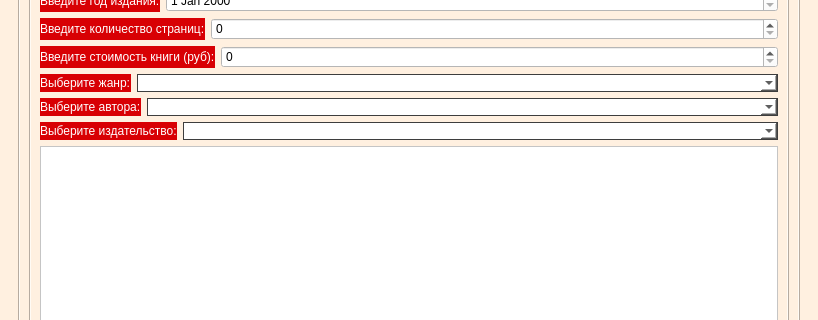
Above: main.ui from ssmlnsk/DiplomBookShop before the change; both pictures show x 0 to 818 and y 230 to 550 of the 818 by 721 pixel window. Below: the same form after it.
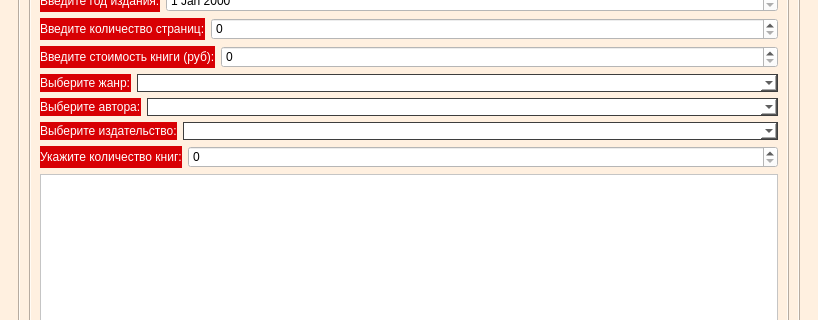
That is the form after the change. The open tabs and pages were chosen to show the change. Icons and pictures are not drawn.

Patch:
```diff
--- a/main.ui
+++ b/main.ui
@@ -2849,6 +2849,32 @@
                       </item>
                      </layout>
                     </item>
+                    <item>
+                     <layout class="QHBoxLayout" name="horizontalLayout_42" stretch="0,100">
+                      <item>
+                       <widget class="QLabel" name="label_5">
+                        <property name="styleSheet">
+                         <string notr="true">background-color: rgb(216, 0, 4);
+color: rgb(255, 255, 255);
+font: 10pt &quot;MS Shell Dlg 2&quot;;</string>
+                        </property>
+                        <property name="text">
+                         <string>Укажите количество книг:</string>
+                        </property>
+                       </widget>
+                      </item>
+                      <item>
+                       <widget class="QSpinBox" name="quantity_book">
+                        <property name="styleSheet">
+                         <string notr="true">background-color: rgb(255, 255, 255);</string>
+                        </property>
+                        <property name="maximum">
+                         <number>999999999</number>
+                        </property>
+                       </widget>
+                      </item>
+                     </layout>
+                    </item>
                    </layout>
                   </item>
                   <item>
```
Left out of the diff: 7 changed lines with no effect on the pictures.
